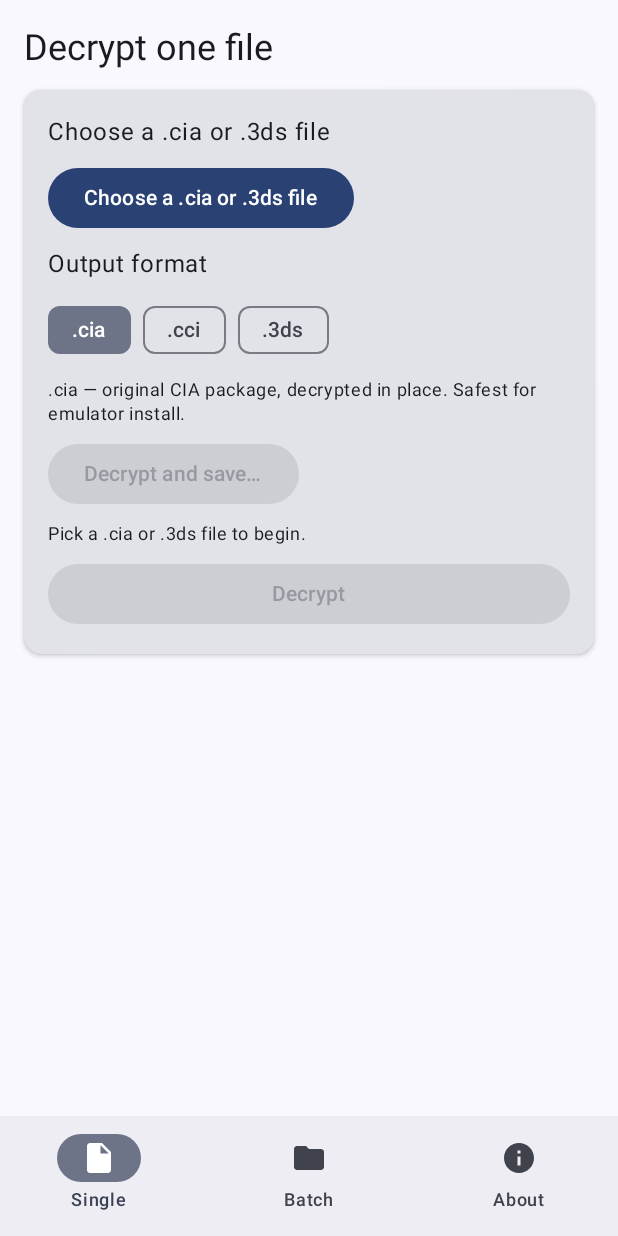
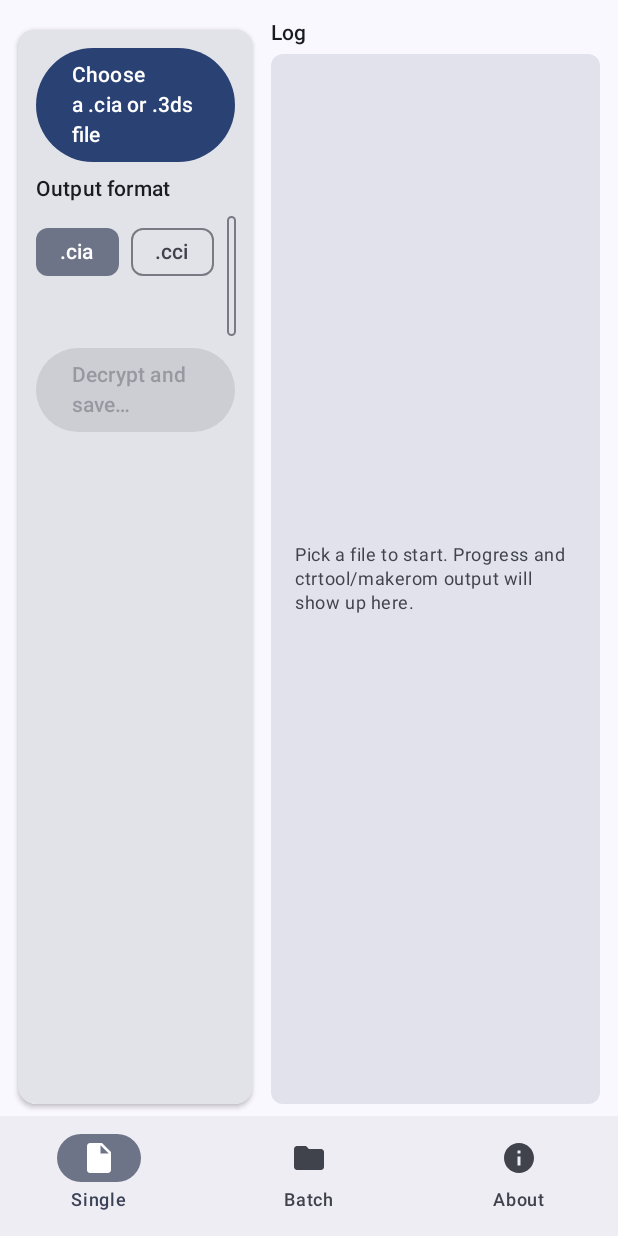
Before and after one commit to Hinoaaaaaf212/cia3ds-android, an Android app built with Jetpack Compose: the screen it shows after launch (MainActivity), on a phone screen of 412 x 824 dp. Run offline under Robolectric (Android 15) with nearby library versions, the light colour scheme and no system bars; our stand-ins replace navigation suite.

Commit message:
Two-pane Single screen, friendlier already-decrypted error, log empty state

```diff
--- a/app/src/main/java/io/github/cia3ds/jni/Cia3ds.kt
+++ b/app/src/main/java/io/github/cia3ds/jni/Cia3ds.kt
@@ -87,7 +87,7 @@ class Cia3ds private constructor(private val appCtx: Context) {
             }
             when (rc) {
                 0 -> DecryptResult.Success
-                10 -> DecryptResult.AlreadyDecrypted
+                10, 11 -> DecryptResult.AlreadyDecrypted
                 else -> DecryptResult.Failure("Engine error code $rc")
             }
         } catch (t: Throwable) {
--- a/app/src/main/java/io/github/cia3ds/ui/LogPanel.kt
+++ b/app/src/main/java/io/github/cia3ds/ui/LogPanel.kt
@@ -5,7 +5,6 @@ import androidx.compose.foundation.layout.Arrangement
 import androidx.compose.foundation.layout.Column
 import androidx.compose.foundation.layout.Row
 import androidx.compose.foundation.layout.fillMaxWidth
-import androidx.compose.foundation.layout.heightIn
 import androidx.compose.foundation.layout.padding
 import androidx.compose.foundation.lazy.LazyColumn
 import androidx.compose.foundation.lazy.itemsIndexed
@@ -43,13 +42,32 @@ fun LogPanel(
             horizontalArrangement = Arrangement.SpaceBetween,
         ) {
             Text(title, style = MaterialTheme.typography.labelLarge, fontWeight = FontWeight.Medium)
+            if (lines.isNotEmpty()) {
                 TextButton(onClick = onCopy) { Text("Copy") }
             }
+        }
+        if (lines.isEmpty()) {
+            androidx.compose.foundation.layout.Box(
+                modifier = Modifier
+                    .fillMaxWidth()
+                    .weight(1f, fill = true)
+                    .clip(RoundedCornerShape(8.dp))
+                    .background(MaterialTheme.colorScheme.surfaceVariant)
+                    .padding(16.dp),
+                contentAlignment = androidx.compose.ui.Alignment.Center,
+            ) {
+                Text(
+                    text = "Pick a file to start. Progress and ctrtool/makerom output will show up here.",
+                    style = MaterialTheme.typography.bodySmall,
+                    color = MaterialTheme.colorScheme.onSurfaceVariant,
+                )
+            }
+        } else {
             LazyColumn(
                 state = listState,
                 modifier = Modifier
                     .fillMaxWidth()
-                .heightIn(min = 120.dp, max = 300.dp)
+                    .weight(1f, fill = true)
                     .clip(RoundedCornerShape(8.dp))
                     .background(MaterialTheme.colorScheme.surfaceVariant)
                     .padding(8.dp),
@@ -65,6 +83,7 @@ fun LogPanel(
             }
         }
     }
+}
 
 @Composable
 private fun colorForLine(line: String) = when {
--- a/app/src/main/java/io/github/cia3ds/ui/SingleScreen.kt
+++ b/app/src/main/java/io/github/cia3ds/ui/SingleScreen.kt
@@ -6,15 +6,17 @@ import android.util.Log
 import androidx.activity.compose.rememberLauncherForActivityResult
 import androidx.activity.result.contract.ActivityResultContracts
 import androidx.compose.foundation.layout.Arrangement
+import androidx.compose.foundation.layout.Box
 import androidx.compose.foundation.layout.Column
 import androidx.compose.foundation.layout.Row
+import androidx.compose.foundation.layout.fillMaxHeight
 import androidx.compose.foundation.layout.fillMaxSize
 import androidx.compose.foundation.layout.fillMaxWidth
 import androidx.compose.foundation.layout.padding
+import androidx.compose.foundation.layout.statusBarsPadding
 import androidx.compose.material3.Button
 import androidx.compose.material3.Card
 import androidx.compose.material3.CardDefaults
-import androidx.compose.material3.LinearProgressIndicator
 import androidx.compose.material3.MaterialTheme
 import androidx.compose.material3.FilterChip
 import androidx.compose.material3.OutlinedButton
@@ -154,27 +156,40 @@ fun SingleScreen() {
         }
     }
 
+    Row(
+        modifier = Modifier
+            .fillMaxSize()
+            .statusBarsPadding()
+            .padding(start = 12.dp, end = 12.dp, top = 12.dp, bottom = 8.dp),
+        horizontalArrangement = Arrangement.spacedBy(12.dp),
+    ) {
+        Card(
+            modifier = Modifier
+                .weight(1f)
+                .fillMaxHeight()
+                .padding(top = 8.dp),
+            elevation = CardDefaults.cardElevation(defaultElevation = 2.dp),
+        ) {
             Column(
                 modifier = Modifier
                     .fillMaxSize()
-            .padding(16.dp),
-        verticalArrangement = Arrangement.spacedBy(12.dp),
+                    .padding(12.dp),
+                verticalArrangement = Arrangement.spacedBy(8.dp),
             ) {
-        Text(
-            stringResource(R.string.single_title),
-            style = MaterialTheme.typography.headlineSmall,
-        )
-
-        Card(elevation = CardDefaults.cardElevation(defaultElevation = 2.dp)) {
-            Column(modifier = Modifier.padding(16.dp), verticalArrangement = Arrangement.spacedBy(8.dp)) {
-                Text(stringResource(R.string.single_pick))
-                Button(onClick = {
-                    pickInput.launch(arrayOf("application/octet-stream", "*/*"))
-                }) {
+                Button(
+                    onClick = { pickInput.launch(arrayOf("application/octet-stream", "*/*")) },
+                    modifier = Modifier.fillMaxWidth(),
+                ) {
                     Text(inputName ?: stringResource(R.string.single_pick))
                 }
-                Text(stringResource(R.string.format_label))
-                Row(horizontalArrangement = Arrangement.spacedBy(8.dp)) {
+                Text(
+                    stringResource(R.string.format_label),
+                    style = MaterialTheme.typography.labelLarge,
+                )
+                Row(
+                    modifier = Modifier.fillMaxWidth(),
+                    horizontalArrangement = Arrangement.spacedBy(8.dp),
+                ) {
                     OutputFormat.entries.forEach { f ->
                         FilterChip(
                             selected = format == f,
@@ -183,12 +198,9 @@ fun SingleScreen() {
                         )
                     }
                 }
-                Text(
-                    stringResource(format.descriptionRes()),
-                    style = MaterialTheme.typography.bodySmall,
-                )
                 Button(
                     enabled = input != null && !isRunning,
+                    modifier = Modifier.fillMaxWidth(),
                     onClick = {
                         val baseName = inputName?.substringBeforeLast('.') ?: "decrypted"
                         Log.i(TAG, "save-as: launching CreateDocument for $baseName.${format.extension}")
@@ -196,27 +208,30 @@ fun SingleScreen() {
                     },
                 ) { Text(stringResource(R.string.single_save_as)) }
 
-                val readiness = when {
-                    input == null -> "Pick a .cia or .3ds file to begin."
-                    isRunning -> "Decrypting…"
-                    lastResult is DecryptResult.Success -> "Done. Pick a new file or save again to re-run."
-                    output == null -> "Tap 'Decrypt and save…' — you'll choose where to write the result."
-                    else -> "Ready to decrypt."
-                }
-                Text(readiness, style = MaterialTheme.typography.bodySmall)
-
-                Button(
-                    enabled = input != null && output != null && !isRunning,
+                if (lastResult is DecryptResult.Success && output != null) {
+                    OutlinedButton(
                         modifier = Modifier.fillMaxWidth(),
                         onClick = {
-                        val inUri = input ?: return@Button
-                        val outUri = output ?: return@Button
-                        launchDecrypt(inUri, outUri)
+                            val send = Intent(Intent.ACTION_SEND).apply {
+                                type = "application/octet-stream"
+                                putExtra(Intent.EXTRA_STREAM, output)
+                                addFlags(Intent.FLAG_GRANT_READ_URI_PERMISSION)
+                            }
+                            ctx.startActivity(Intent.createChooser(send, "Share decrypted file"))
                         },
-                ) { Text(stringResource(R.string.single_decrypt)) }
+                    ) { Text(stringResource(R.string.single_share)) }
+                }
+
+                Box(modifier = Modifier.weight(1f).fillMaxWidth())
             }
         }
 
+        Column(
+            modifier = Modifier
+                .weight(1.4f)
+                .fillMaxHeight(),
+            verticalArrangement = Arrangement.spacedBy(8.dp),
+        ) {
             if (isRunning || lastResult != null) {
                 ProgressCard(
                     percent = percent,
@@ -226,20 +241,9 @@ fun SingleScreen() {
                 )
             }
 
-        if (lastResult is DecryptResult.Success && output != null) {
-            OutlinedButton(onClick = {
-                val send = Intent(Intent.ACTION_SEND).apply {
-                    type = "application/octet-stream"
-                    putExtra(Intent.EXTRA_STREAM, output)
-                    addFlags(Intent.FLAG_GRANT_READ_URI_PERMISSION)
-                }
-                ctx.startActivity(Intent.createChooser(send, "Share decrypted file"))
-            }) { Text(stringResource(R.string.single_share)) }
-        }
-
-        if (logLines.isNotEmpty()) {
             LogPanel(
                 lines = logLines,
+                modifier = Modifier.weight(1f),
                 onCopy = {
                     val cm = ctx.getSystemService(android.content.ClipboardManager::class.java)
                     cm?.setPrimaryClip(
--- a/app/src/main/res/values/strings.xml
+++ b/app/src/main/res/values/strings.xml
@@ -7,7 +7,6 @@
 
     <string name="single_title">Decrypt one file</string>
     <string name="single_pick">Choose a .cia or .3ds file</string>
-    <string name="single_decrypt">Decrypt</string>
     <string name="single_save_as">Decrypt and save…</string>
     <string name="single_share">Share</string>
     <string name="single_idle">Pick a file to begin.</string>
@@ -39,7 +38,7 @@
     <string name="about_license_third_party">• ctrtool, makerom (3DSGuy/Project_CTR) — MIT\n• libtoolchain, libfmt, libnintendo-n3ds, libbroadon-es — MIT\n• libblz, libyaml — permissive (MIT-style)\n• mbedTLS 2.x — Apache-2.0\n• Bundled seeddb.bin — community-maintained (ihavamac and contributors)</string>
 
     <string name="error_generic">Decryption failed: %1$s</string>
-    <string name="error_already_decrypted">Already decrypted; skipped.</string>
+    <string name="error_already_decrypted">This file appears to already be decrypted — nothing to do. You can install it directly in your emulator, or pick a different (still-encrypted) CIA/3DS.</string>
     <string name="error_unsupported">Unsupported file type.</string>
 
     <string name="notif_channel_id">decrypt</string>
```
Also changed, not shown: 1 other file. Lines whose indentation alone changed are shown as unchanged.
